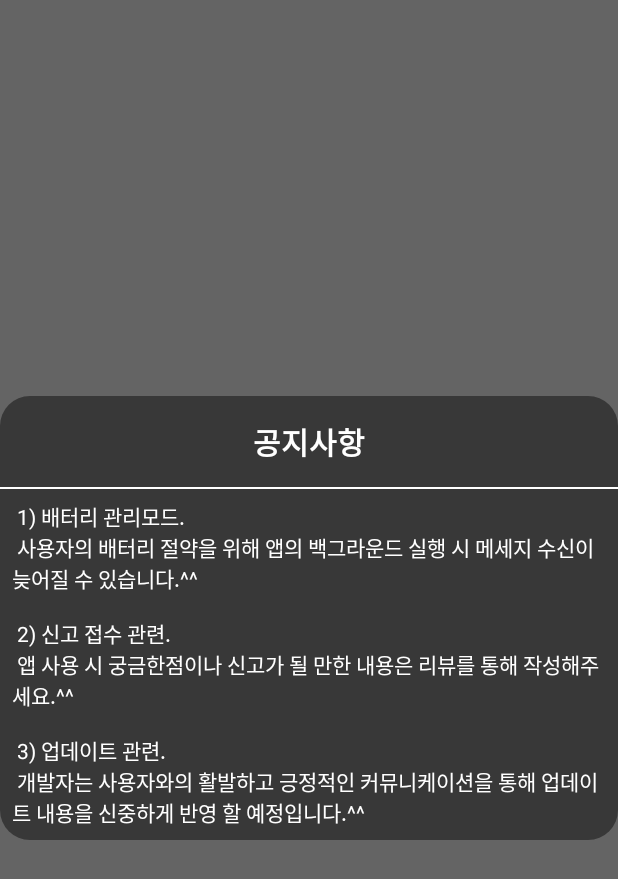
After one commit to melow2/RandomChatClient_Kotlin, an Android app: the fragment NoticeDialogFragment shown on its own in the app's theme, on a phone screen of 412 x 824 dp. The commit adds this screen. Shown: the top 879 px of the screen. Run offline under Robolectric (Android 15) with nearby library versions, the phone set to English and light mode, and no system bars; our stand-ins replace data binding.

Commit message:
[DEV] notice

```diff
--- a/app/src/main/java/com/stranger/client/view/dialog/CloseDialog.kt
+++ b/app/src/main/java/com/stranger/client/view/dialog/CloseDialog.kt
@@ -46,6 +46,8 @@ class CloseDialog(
                 .setAd(Ad(AdName.FACEBOOK, AdType.HALF_BANNER, mContext.getString(R.string.facebook_banner_popup)))
                 .build();
         adManager.load();
+
+        var intent = Intent(Intent.ACTION_SEND)
         mBinding.btnFinish.setOnClickListener { listener!!.onPositiveBtn() }
         mBinding.btnCancel.setOnClickListener { listener!!.onNegativeBtn() }
     }
--- /dev/null
+++ b/app/src/main/java/com/stranger/client/view/dialog/NoticeDialogFragment.kt
@@ -0,0 +1,35 @@
+package com.stranger.client.view.dialog
+
+import android.graphics.Color
+import android.graphics.drawable.ColorDrawable
+import android.os.Bundle
+import android.view.LayoutInflater
+import android.view.View
+import android.view.ViewGroup
+import android.view.Window
+import androidx.databinding.DataBindingUtil
+import androidx.fragment.app.DialogFragment
+import com.stranger.client.R
+import com.stranger.client.databinding.DialogNoticeBinding
+
+class NoticeDialogFragment : DialogFragment() {
+
+    private var mStyle: Int = 0
+
+    companion object {
+        fun newInstance(style: Int): NoticeDialogFragment {
+            val fragment = NoticeDialogFragment()
+            val args = Bundle()
+            args.putInt("style", style)
+            fragment.arguments = args
+            return fragment
+        }
+    }
+
+    override fun onCreateView(inflater: LayoutInflater, container: ViewGroup?, savedInstanceState: Bundle?): View? {
+        val mBinding:DialogNoticeBinding = DataBindingUtil.inflate(inflater, R.layout.dialog_notice,container,false)
+        dialog?.window?.requestFeature(Window.FEATURE_NO_TITLE)                 // 타이틀 없애기.
+        dialog?.window?.setBackgroundDrawable(ColorDrawable(Color.TRANSPARENT)) // 모서리 둥글게.
+        return mBinding.root
+    }
+}
--- /dev/null
+++ b/app/src/main/res/drawable/background_notice_dialog.xml
@@ -0,0 +1,6 @@
+<?xml version="1.0" encoding="UTF-8"?>
+<shape xmlns:android="http://schemas.android.com/apk/res/android">
+    <solid android:color="@color/colorTranslucent"/>
+    <corners android:radius="20dip"/>
+    <padding android:left="0dip" android:top="0dip" android:right="0dip" android:bottom="0dip" />
+</shape>
--- /dev/null
+++ b/app/src/main/res/layout/dialog_notice.xml
@@ -0,0 +1,64 @@
+<?xml version="1.0" encoding="utf-8"?>
+<layout>
+    <androidx.constraintlayout.widget.ConstraintLayout
+        xmlns:android="http://schemas.android.com/apk/res/android"
+        xmlns:app="http://schemas.android.com/apk/res-auto"
+        android:background="@drawable/background_notice_dialog"
+        android:layout_width="match_parent"
+        android:layout_height="match_parent">
+        <TextView
+            android:id="@+id/tv_title"
+            android:layout_width="match_parent"
+            android:layout_height="wrap_content"
+            android:gravity="center"
+            android:padding="15dp"
+            android:text="공지사항"
+            android:textColor="@android:color/white"
+            android:textSize="20dp"
+            android:textStyle="bold"
+            app:layout_constraintLeft_toLeftOf="parent"
+            app:layout_constraintRight_toRightOf="parent"
+            app:layout_constraintTop_toTopOf="parent" />
+
+        <View
+            android:id="@+id/div1"
+            android:layout_width="0dp"
+            android:layout_height="1dp"
+            android:background="@android:color/white"
+            app:layout_constraintLeft_toLeftOf="parent"
+            app:layout_constraintRight_toRightOf="parent"
+            app:layout_constraintTop_toBottomOf="@id/tv_title" />
+        <TextView
+            android:id="@+id/tv_notice_1"
+            android:text="@string/notice_1"
+            android:layout_width="match_parent"
+            android:layout_height="wrap_content"
+            android:textColor="@android:color/white"
+            android:padding="8dp"
+            app:layout_constraintTop_toBottomOf="@id/div1"
+            app:layout_constraintLeft_toLeftOf="parent"
+            app:layout_constraintRight_toRightOf="parent"/>
+
+        <TextView
+            android:id="@+id/tv_notice_2"
+            android:text="@string/notice_2"
+            android:layout_width="match_parent"
+            android:layout_height="wrap_content"
+            android:textColor="@android:color/white"
+            android:padding="8dp"
+            app:layout_constraintTop_toBottomOf="@id/tv_notice_1"
+            app:layout_constraintLeft_toLeftOf="parent"
+            app:layout_constraintRight_toRightOf="parent"/>
+
+        <TextView
+            android:id="@+id/tv_notice_3"
+            android:text="@string/notice_3"
+            android:layout_width="match_parent"
+            android:layout_height="wrap_content"
+            android:textColor="@android:color/white"
+            android:padding="8dp"
+            app:layout_constraintTop_toBottomOf="@id/tv_notice_2"
+            app:layout_constraintLeft_toLeftOf="parent"
+            app:layout_constraintRight_toRightOf="parent"/>
+    </androidx.constraintlayout.widget.ConstraintLayout>
+</layout>
--- a/app/src/main/res/menu/toolbar_drawer.xml
+++ b/app/src/main/res/menu/toolbar_drawer.xml
@@ -8,8 +8,8 @@
             android:title="@string/nav_item_notice" />
         <item
             android:id="@+id/navigation_item_review"
-            android:icon="@drawable/icon_review"
-            android:title="@string/nav_item_review" />
+            android:icon="@drawable/icon_version"
+            android:title="@string/nav_item_version" />
 <!--        <item
             android:id="@+id/navigation_item_location"
             android:icon="@drawable/ic_place"
--- a/app/src/main/res/values/strings.xml
+++ b/app/src/main/res/values/strings.xml
@@ -14,6 +14,25 @@
     <string name="msg_rate_message">
         """안녕하세요. 개발자입니다.\n우리 앱을 사용해주셔서 감사드립니다.\n앱에 대한 당신의 긍정적 평가는\n개발자에게 큰 힘이 됩니다.\n항상 행복하세요.!"""
     </string>
+
+    <string name="notice_1">
+        ""
+        1) 배터리 관리모드.\n 사용자의 배터리 절약을 위해 앱의 백그라운드 실행 시 메세지 수신이 늦어질 수 있습니다.^^
+        ""
+    </string>
+
+
+    <string name="notice_2">
+        ""
+        2) 신고 접수 관련.\n 앱 사용 시 궁금한점이나 신고가 될 만한 내용은 리뷰를 통해 작성해주세요.^^
+        ""
+    </string>
+
+    <string name="notice_3">
+        ""
+        3) 업데이트 관련.\n 개발자는 사용자와의 활발하고 긍정적인 커뮤니케이션을 통해 업데이트 내용을 신중하게 반영 할 예정입니다.^^
+        ""
+    </string>
     <string name="msg_rate_positive">리뷰작성</string>
     <string name="msg_rate_remind_later">나중에</string>
     <string name="msg_rate_never">아니오</string>
@@ -23,5 +42,5 @@
     <string name="female">낯선 여자</string>
 
     <string name="nav_item_notice">공지사항</string>
-    <string name="nav_item_ask">문의하기</string>
+    <string name="nav_item_version">버전확인</string>
 </resources>
```
Also changed, not shown: app/src/main/java/com/stranger/client/view/activity/MainActivity.kt (+15 -15 lines), app/src/main/java/com/stranger/client/view/dialog/RateItDialogFragment.kt (renamed from app/src/main/java/com/stranger/client/util/RateItDialogFragment.kt, +14 -8 lines), build.gradle (+5 -3 lines), 5 other files.
